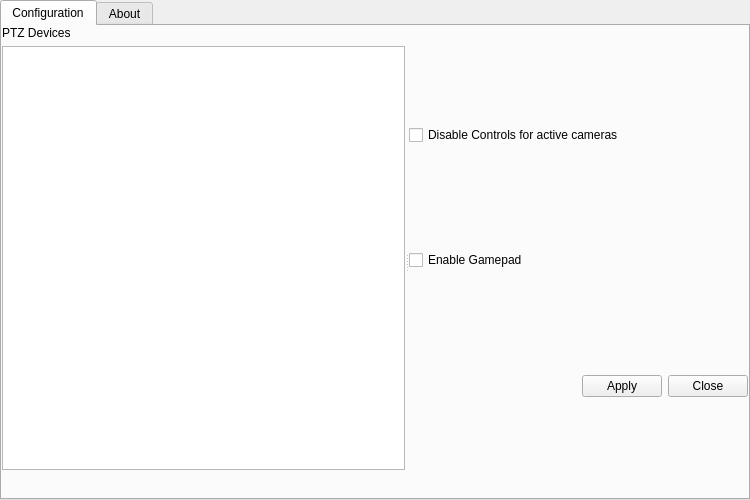
glikely/obs-ptz, file settings.ui: the form before one commit.
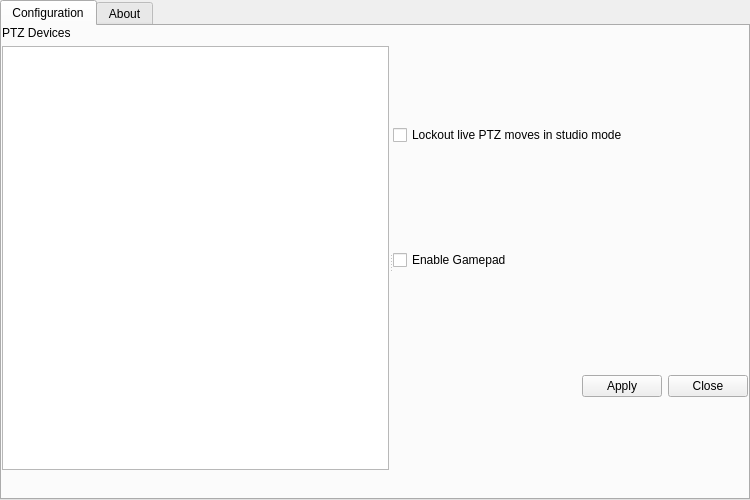
The form after the commit.

Commit message:
Only enforce control lock in studio mode
The control lock only makes sense when in studio mode. When not in
studio mode there is only the program view and presumably any camera
moves will be with the main program in view. Don't enforce the control
lock when not in studio mode.

```diff
--- a/settings.ui
+++ b/settings.ui
@@ -152,7 +152,7 @@
               <string>Disable movement controls for cameras in the currently active program scene</string>
              </property>
              <property name="text">
-              <string>Disable Controls for active cameras</string>
+              <string>Lockout live PTZ moves in studio mode</string>
              </property>
             </widget>
            </item>
```
Left out of the diff: 2 changed lines with no effect on the pictures. The commit also changes 1 other file.
